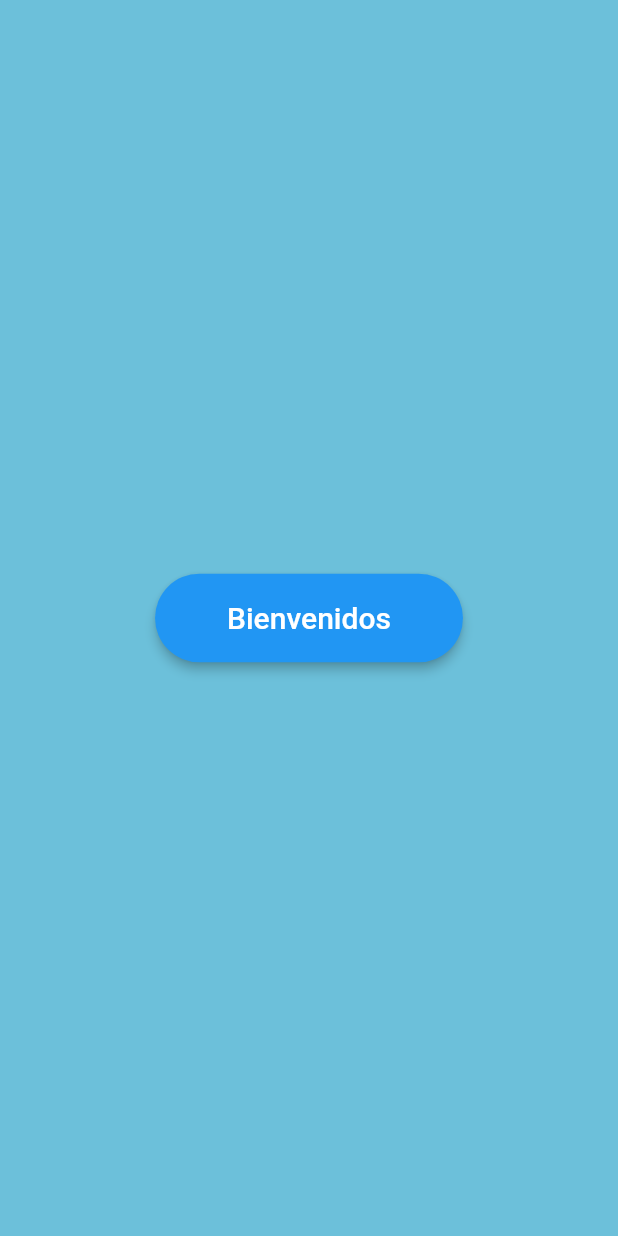
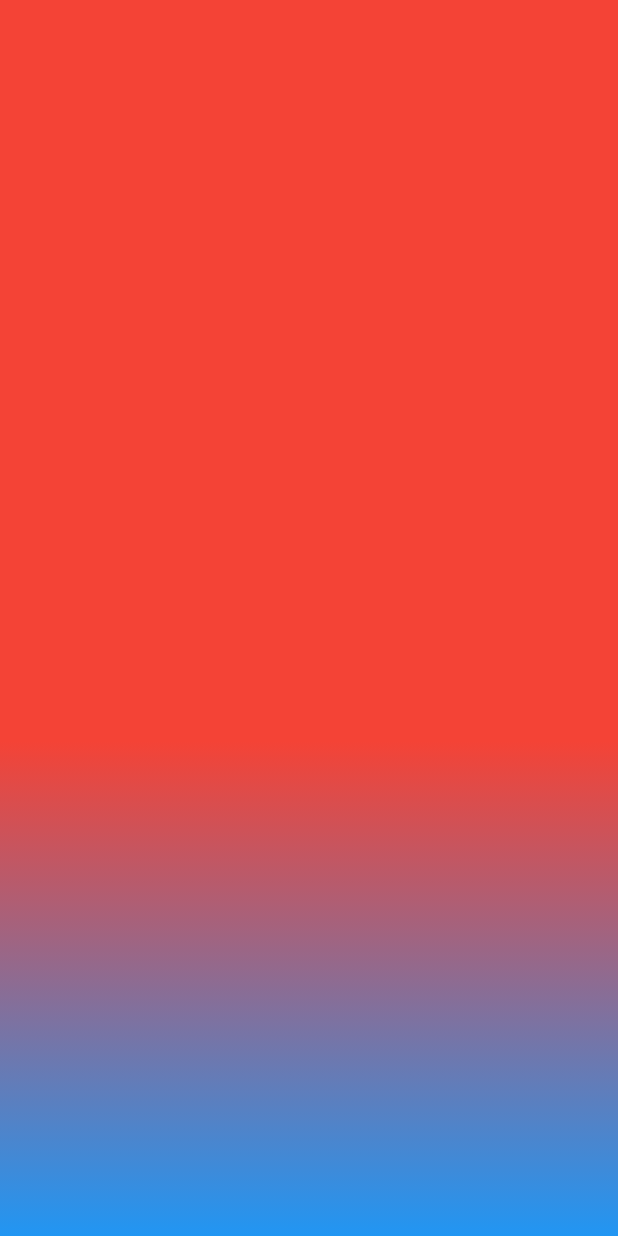
Before and after one commit to FKSAxell/plantilla_flutter, a Flutter app: the screen it shows after launch, on a phone screen of 412 x 824 dp. Run offline on Flutter 3.47's test engine with Material 2 defaults, Android fonts, the light colour scheme and no system bars.

Commit message:
gradiente plantilla 3

```diff
--- a/lib/main.dart
+++ b/lib/main.dart
@@ -1,5 +1,6 @@
 import 'package:flutter/material.dart';
 import 'package:plantillas_flutter/src/pages/basico_page.dart';
+import 'package:plantillas_flutter/src/pages/botones_page.dart';
 import 'package:plantillas_flutter/src/pages/scroll_page.dart';
 
 void main() => runApp(MyApp());
@@ -10,10 +11,11 @@ class MyApp extends StatelessWidget {
     return MaterialApp(
       title: 'Diseños',
       debugShowCheckedModeBanner: false,
-      initialRoute: 'scroll',
+      initialRoute: 'botones',
       routes:{
         'basico': (BuildContext contex) => BasicoPage(),
         'scroll': (BuildContext contex) => ScrollPage(),
+        'botones': (BuildContext contex) => BotonesPage(),
       }
 
     );
--- /dev/null
+++ b/lib/src/pages/botones_page.dart
@@ -0,0 +1,41 @@
+import 'package:flutter/material.dart';
+class BotonesPage extends StatelessWidget {
+  @override
+  Widget build(BuildContext context) {
+    return Scaffold(
+      body: Stack(
+        children: [
+          _fondoApp()
+        ],
+      ),
+
+    );
+  }
+
+  _fondoApp() {
+
+    final gradiente= Container(
+      height: double.infinity,
+      width: double.infinity,
+      decoration: BoxDecoration(
+        gradient: LinearGradient(
+          begin: FractionalOffset(0.0,0.6),
+          end: FractionalOffset(0.0,1.0),
+          colors: [
+            Colors.red,
+            Colors.blue
+          ]
+
+        )
+      ),
+    );
+
+    return Stack(
+      children: [
+        gradiente
+      ],
+    );
+
+  }
+
+}
```
